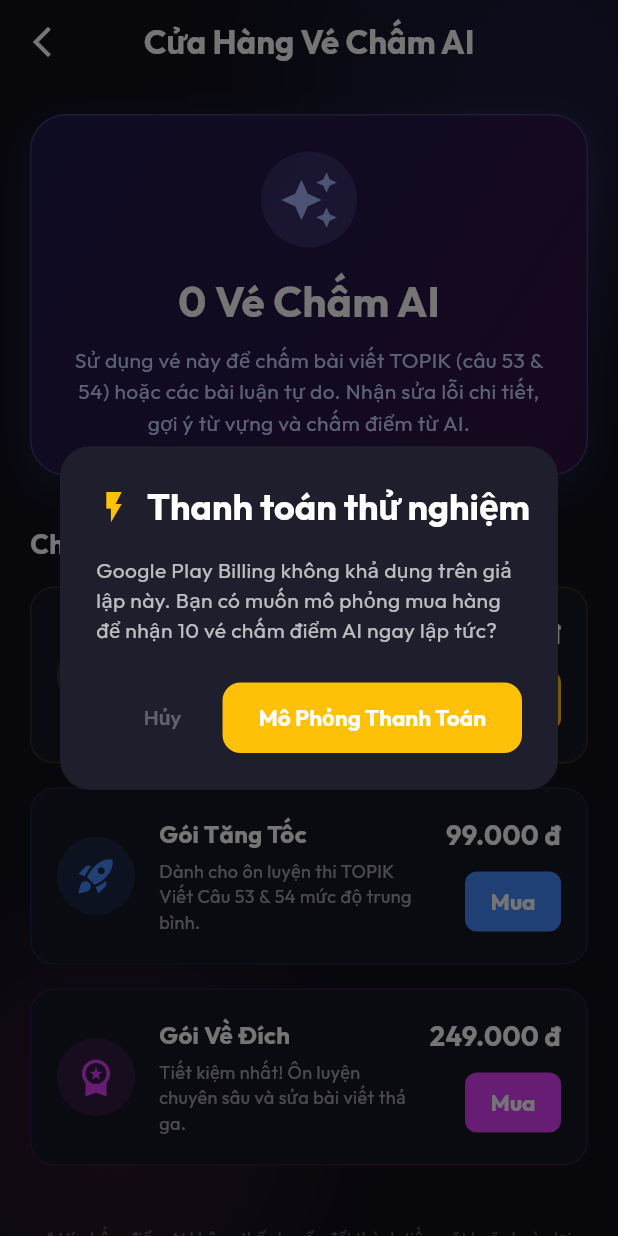
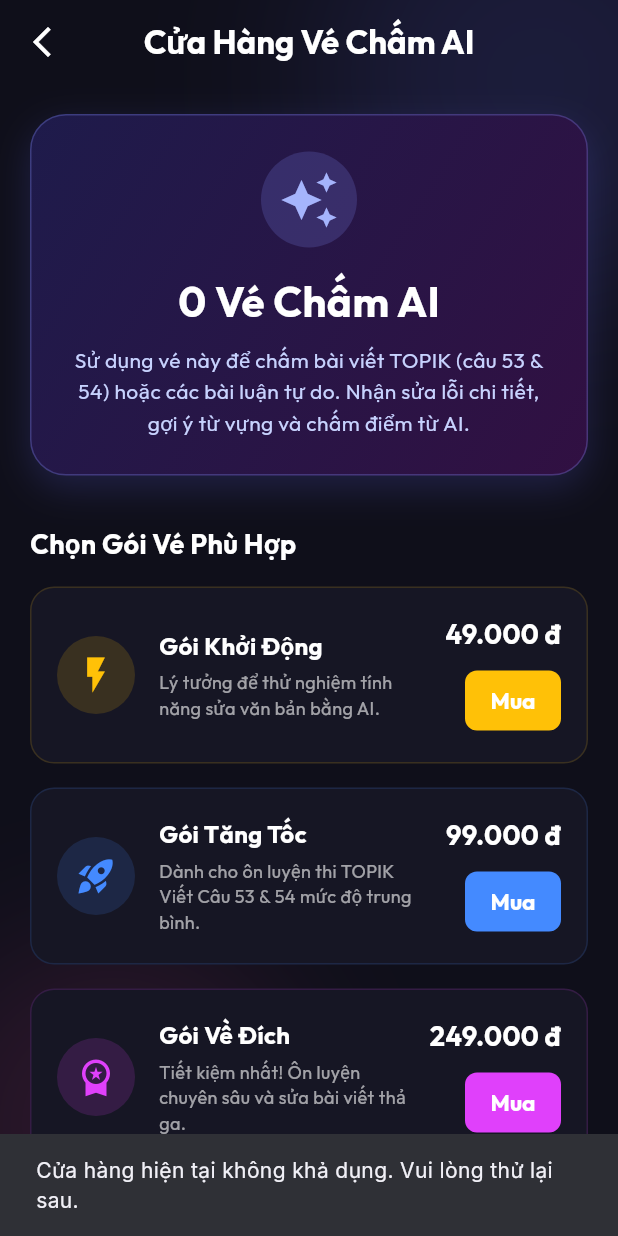
Before and after one commit to vip7009pro/koreanlearningapp, a Flutter app: the StoreScreen screen opened by its route, after a tap on "Mua", on a phone screen of 412 x 824 dp. Run offline on Flutter 3.47's test engine with Material 3 defaults, Android fonts, the phone set to English and light mode, and no system bars; our stand-ins replace audioplayers, dio, file_picker, firebase_auth, firebase_core, flutter_riverpod and 11 more; accounts and stored records are empty.

Commit message:
update phần mua vé

```diff
--- a/apps/mobile/lib/screens/store_screen.dart
+++ b/apps/mobile/lib/screens/store_screen.dart
@@ -98,7 +98,18 @@ class _StoreScreenState extends ConsumerState<StoreScreen> {
 
     if (!_billingAvailable || product == null) {
       // Direct mock purchase dialog if Play Store billing is not available
-      _showMockPurchaseDialog(productId);
+      final authState = ref.read(authProvider);
+      final isAdmin = authState.user?['role'] == 'ADMIN';
+
+      if (isAdmin) {
+        _showMockPurchaseDialog(productId);
+      } else {
+        ScaffoldMessenger.of(context).showSnackBar(
+          const SnackBar(
+            content: Text('Cửa hàng hiện tại không khả dụng. Vui lòng thử lại sau.'),
+          ),
+        );
+      }
       return;
     }
 
@@ -134,24 +145,33 @@ class _StoreScreenState extends ConsumerState<StoreScreen> {
               SnackBar(content: Text(purchase.error?.message ?? 'Giao dịch thất bại')),
             );
           }
+          if (purchase.pendingCompletePurchase) {
+            await _inAppPurchase.completePurchase(purchase);
+          }
           continue;
         }
 
         if (purchase.status == PurchaseStatus.purchased || purchase.status == PurchaseStatus.restored) {
           if (_handledTokens.contains(token)) continue;
           _handledTokens.add(token);
-          await _verifyTicketPurchase(purchase.productID, token, purchase.purchaseID);
+          final success = await _verifyTicketPurchase(purchase.productID, token, purchase.purchaseID);
+          if (success) {
+            if (purchase.pendingCompletePurchase) {
+              await _inAppPurchase.completePurchase(purchase);
+            }
+          } else {
+            _handledTokens.remove(token);
+          }
         }
+      } catch (e) {
+        debugPrint('Error handling purchase update: $e');
       } finally {
-        if (purchase.pendingCompletePurchase) {
-          await _inAppPurchase.completePurchase(purchase);
-        }
         if (mounted) setState(() => _isLoading = false);
       }
     }
   }
 
-  Future<void> _verifyTicketPurchase(String productId, String token, String? orderId) async {
+  Future<bool> _verifyTicketPurchase(String productId, String token, String? orderId) async {
     final api = ref.read(apiClientProvider);
     try {
       final res = await api.verifyConsumablePurchase({
@@ -160,7 +180,7 @@ class _StoreScreenState extends ConsumerState<StoreScreen> {
         if (orderId != null) 'orderId': orderId,
       });
 
-      if (!mounted) return;
+      if (!mounted) return false;
       if (res.data['verified'] == true) {
         final added = res.data['ticketsAdded'] ?? 0;
         ScaffoldMessenger.of(context).showSnackBar(
@@ -170,17 +190,24 @@ class _StoreScreenState extends ConsumerState<StoreScreen> {
           ),
         );
         await ref.read(authProvider.notifier).refreshProfile();
+        return true;
       }
+      return false;
     } catch (e) {
       if (mounted) {
         ScaffoldMessenger.of(context).showSnackBar(
           SnackBar(content: Text('Không thể xác minh giao dịch với hệ thống: $e')),
         );
       }
+      return false;
     }
   }
 
   void _showMockPurchaseDialog(String productId) {
+    final authState = ref.read(authProvider);
+    final isAdmin = authState.user?['role'] == 'ADMIN';
+    if (!isAdmin) return;
+
     final package = _ticketPackages.firstWhere((p) => p['id'] == productId);
     showDialog(
       context: context,
@@ -466,6 +493,27 @@ class _StoreScreenState extends ConsumerState<StoreScreen> {
                                           ),
                                         ),
                                       ),
+                                      if (user?['role'] == 'ADMIN') ...[
+                                        const SizedBox(height: 8),
+                                        TextButton(
+                                          style: TextButton.styleFrom(
+                                            foregroundColor: package['color'] as Color,
+                                            padding: EdgeInsets.zero,
+                                            minimumSize: const Size(60, 30),
+                                            tapTargetSize: MaterialTapTargetSize.shrinkWrap,
+                                          ),
+                                          onPressed: _isLoading
+                                              ? null
+                                              : () => _showMockPurchaseDialog(productId),
+                                          child: Text(
+                                            'Mô phỏng',
+                                            style: GoogleFonts.outfit(
+                                              fontWeight: FontWeight.bold,
+                                              fontSize: 13,
+                                            ),
+                                          ),
+                                        ),
+                                      ],
                                     ],
                                   ),
                                 ],
--- a/apps/mobile/pubspec.yaml
+++ b/apps/mobile/pubspec.yaml
@@ -1,7 +1,7 @@
 name: korean_learning_app
 description: "Korean Learning App - Mobile"
 publish_to: 'none'
-version: 1.0.0+4
+version: 1.0.0+5
 
 environment:
   sdk: ">=3.2.0 <4.0.0"
```
Also changed, not shown: 4 other files.
